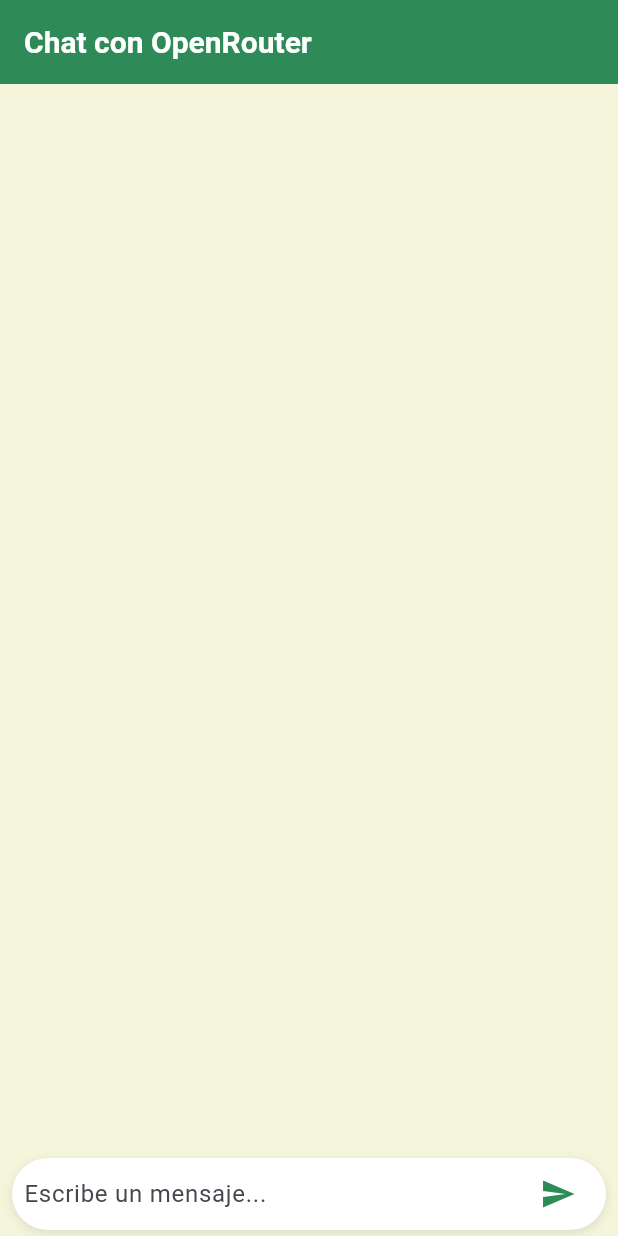
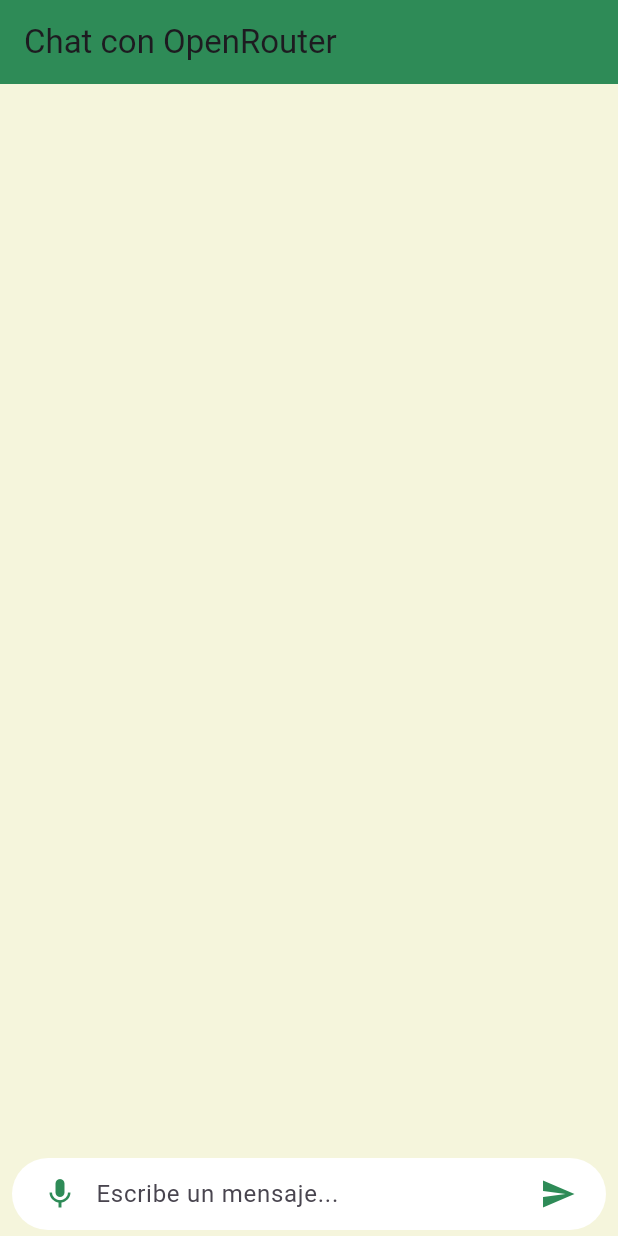
Before and after one commit to runinbk/DeepSeek-Prueba-T1, a Flutter app: the screen it shows after launch, on a phone screen of 412 x 824 dp. Run offline on Flutter 3.47's test engine with Material 3 defaults, Android fonts, the phone set to English and light mode, and no system bars; our stand-ins replace flutter_tts, speech_to_text.

Commit message:
feat: Add speech_to_text and flutter_tts dependencies

```diff
--- a/lib/main.dart
+++ b/lib/main.dart
@@ -1,6 +1,9 @@
 import 'package:flutter/material.dart';
-import 'dart:convert';
+import 'dart:convert'; // Para jsonDecode y utf8.decode
 import 'package:http/http.dart' as http;
+import 'package:speech_to_text/speech_to_text.dart'
+    as stt; // Para reconocimiento de voz
+import 'package:flutter_tts/flutter_tts.dart'; // Para texto a voz
 
 void main() {
   runApp(MyApp());
@@ -14,22 +17,8 @@ class MyApp extends StatelessWidget {
     return MaterialApp(
       title: 'Chat con OpenRouter',
       theme: ThemeData(
-        primarySwatch: Colors.orange,
-        scaffoldBackgroundColor: const Color(0xFFF5F5DC),
-        textTheme: const TextTheme(
-          bodyMedium: TextStyle(color: Color(0xFF654321)),
-        ),
-        appBarTheme: const AppBarTheme(
-          backgroundColor: Color(0xFF2E8B57),
-          titleTextStyle: TextStyle(
-            color: Colors.white,
-            fontSize: 20,
-            fontWeight: FontWeight.bold,
-          ),
-        ),
-        floatingActionButtonTheme: const FloatingActionButtonThemeData(
-          backgroundColor: Color(0xFFFFD700),
-        ),
+        primarySwatch: Colors.orange, // Color primario
+        scaffoldBackgroundColor: const Color(0xFFF5F5DC), // Fondo beige claro
       ),
       home: ChatScreen(),
     );
@@ -46,6 +35,55 @@ class ChatScreen extends StatefulWidget {
 class _ChatScreenState extends State<ChatScreen> {
   final TextEditingController _textController = TextEditingController();
   final List<ChatMessage> _messages = <ChatMessage>[];
+  final stt.SpeechToText _speech =
+      stt.SpeechToText(); // Instancia de reconocimiento de voz
+  final FlutterTts _flutterTts = FlutterTts(); // Instancia de texto a voz
+  bool _isListening = false; // Estado del micrófono
+
+  @override
+  void initState() {
+    super.initState();
+    _initSpeechToText();
+    _initTextToSpeech();
+  }
+
+  // Inicializa el reconocimiento de voz
+  void _initSpeechToText() async {
+    await _speech.initialize();
+    setState(() {});
+  }
+
+  // Inicializa el texto a voz
+  void _initTextToSpeech() async {
+    await _flutterTts.setLanguage("es-ES"); // Español latinoamericano
+    await _flutterTts.setPitch(1.0); // Tono de voz
+    await _flutterTts.setSpeechRate(0.5); // Velocidad de habla
+  }
+
+  // Escucha la voz del usuario y la convierte en texto
+  void _listen() async {
+    if (!_isListening) {
+      bool available = await _speech.initialize();
+      if (available) {
+        setState(() => _isListening = true);
+        _speech.listen(
+          onResult: (result) {
+            setState(() {
+              _textController.text = result.recognizedWords;
+            });
+          },
+        );
+      }
+    } else {
+      setState(() => _isListening = false);
+      _speech.stop();
+    }
+  }
+
+  // Convierte texto a voz
+  void _speak(String text) async {
+    await _flutterTts.speak(text);
+  }
 
   Widget _textComposerWidget() {
     return Container(
@@ -54,16 +92,14 @@ class _ChatScreenState extends State<ChatScreen> {
       decoration: BoxDecoration(
         color: Colors.white,
         borderRadius: BorderRadius.circular(25.0),
-        boxShadow: [
-          BoxShadow(
-            color: Colors.black.withOpacity(0.1),
-            blurRadius: 5.0,
-            offset: const Offset(0, 2),
-          ),
-        ],
       ),
       child: Row(
         children: <Widget>[
+          IconButton(
+            icon: Icon(_isListening ? Icons.mic_off : Icons.mic),
+            onPressed: _listen,
+            color: const Color(0xFF2E8B57), // Icono verde tropical
+          ),
           Expanded(
             child: TextField(
               controller: _textController,
@@ -75,7 +111,10 @@ class _ChatScreenState extends State<ChatScreen> {
             ),
           ),
           IconButton(
-            icon: const Icon(Icons.send, color: Color(0xFF2E8B57)),
+            icon: const Icon(
+              Icons.send,
+              color: Color(0xFF2E8B57),
+            ), // Icono verde tropical
             onPressed: () => _handleSubmitted(_textController.text),
           ),
         ],
@@ -86,7 +125,12 @@ class _ChatScreenState extends State<ChatScreen> {
   @override
   Widget build(BuildContext context) {
     return Scaffold(
-      appBar: AppBar(title: const Text('Chat con OpenRouter')),
+      appBar: AppBar(
+        title: const Text('Chat con OpenRouter'),
+        backgroundColor: const Color(
+          0xFF2E8B57,
+        ), // Color secundario (verde tropical)
+      ),
       body: Column(
         children: <Widget>[
           Expanded(
@@ -112,13 +156,11 @@ class _ChatScreenState extends State<ChatScreen> {
 
     try {
       final responseText = await _callOpenRouterAPI(text);
-      final respuestaLimpia = _limpiarRespuesta(
-        responseText,
-      ); // Limpia la respuesta
-      ChatMessage response = ChatMessage(text: respuestaLimpia, isMe: false);
+      ChatMessage response = ChatMessage(text: responseText, isMe: false);
       setState(() {
         _messages.insert(0, response);
       });
+      _speak(responseText); // La aplicación "habla" la respuesta
     } catch (e) {
       print('Error al obtener la respuesta: $e');
       ChatMessage errorResponse = ChatMessage(
@@ -133,7 +175,7 @@ class _ChatScreenState extends State<ChatScreen> {
 
   Future<String> _callOpenRouterAPI(String message) async {
     final apiKey =
-        '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'; // Reemplaza con tu clave de API de OpenRouter
+        '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'; // Reemplaza con tu clave de API de OpenRouter
     final apiUrl =
         'https://openrouter.ai/api/v1/chat/completions'; // URL de OpenRouter
 
@@ -149,17 +191,17 @@ class _ChatScreenState extends State<ChatScreen> {
         body: jsonEncode({
           'model': 'deepseek/deepseek-r1-zero:free', // Modelo de OpenRouter
           'messages': [
+            {'role': 'user', 'content': message},
             {
-              'role': 'user',
-              'content': message,
-            }, // Estructura esperada por la API
+              'role': 'system',
+              'content': 'Responde en español latinoamericano.',
+            }, // Especifica el idioma
           ],
         }),
       );
 
       if (response.statusCode == 200) {
         final decodedResponse = jsonDecode(utf8.decode(response.bodyBytes));
-        // Extrae el contenido de la respuesta
         final responseText =
             decodedResponse['choices'][0]['message']['content'];
         return responseText;
@@ -169,22 +211,12 @@ class _ChatScreenState extends State<ChatScreen> {
             errorResponse['error']['message'] ?? 'Error desconocido';
         print('Error en la llamada al API: ${response.statusCode}');
         print('Respuesta del servidor: ${response.body}');
-        return 'Error: $errorMessage'; // Muestra el mensaje de error específico
+        return 'Error: $errorMessage';
       }
     } catch (e) {
       print('Error de red: $e');
       return 'Error de red al comunicarse con el LLM.';
     }
-  }
-
-  String _limpiarRespuesta(String respuesta) {
-    // Elimina caracteres especiales como \boxed, {, }, etc.
-    return respuesta
-        .replaceAll(r'\boxed', '') // Elimina \boxed
-        .replaceAll('{', '') // Elimina {
-        .replaceAll('}', '') // Elimina }
-        .replaceAll(r'\n', '\n') // Reemplaza saltos de línea
-        .trim(); // Elimina espacios en blanco al inicio y final
   }
 }
 
@@ -205,7 +237,7 @@ class ChatMessage extends StatelessWidget {
             Container(
               margin: const EdgeInsets.only(right: 8.0),
               child: const CircleAvatar(
-                backgroundColor: Color(0xFF2E8B57),
+                backgroundColor: Color(0xFF2E8B57), // Verde tropical
                 child: Text('OR', style: TextStyle(color: Colors.white)),
               ),
             ),
@@ -220,7 +252,9 @@ class ChatMessage extends StatelessWidget {
                     color:
                         isMe
                             ? const Color(0xFFFF7F50)
-                            : const Color(0xFF2E8B57),
+                            : const Color(
+                              0xFF2E8B57,
+                            ), // Naranja coral o verde tropical
                     borderRadius: BorderRadius.circular(12.0),
                   ),
                   child: Text(
--- a/pubspec.yaml
+++ b/pubspec.yaml
@@ -36,6 +36,8 @@ dependencies:
   cupertino_icons: ^1.0.8
   http: ^0.13.0 # o la versión más reciente
   flutter_markdown: ^0.6.0
+  speech_to_text: ^6.1.0
+  flutter_tts: ^3.6.3
 
 dev_dependencies:
   flutter_test:
```
Also changed, not shown: pubspec.lock.
